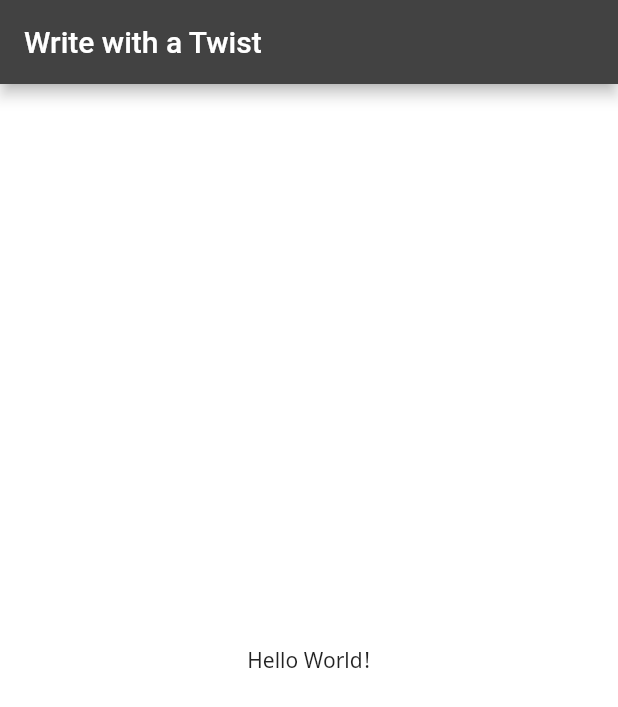
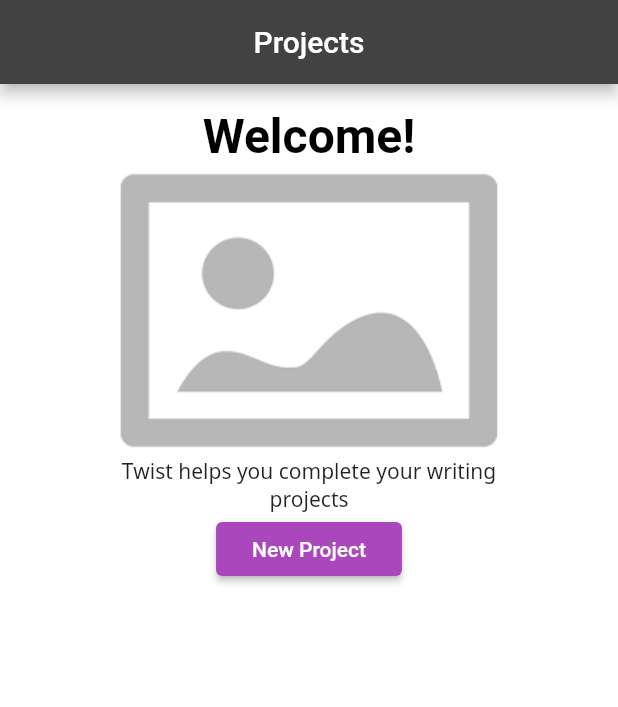
Before and after one commit to pandacorps/twist, a Flutter app: the screen it shows after launch, on a phone screen of 412 x 824 dp. Shown: the top 707 px of the screen. Run offline on Flutter 3.47's test engine with Material 2 defaults, Android fonts, the light colour scheme and no system bars.

Commit message:
feat(#11): project list zero state

```diff
--- /dev/null
+++ b/lib/constants.dart
@@ -0,0 +1,6 @@
+import 'package:flutter/material.dart';
+
+// ignore: avoid_classes_with_only_static_members
+class LayoutConstants {
+  static EdgeInsets defaultPadding = const EdgeInsets.all(16);
+}
--- a/lib/main.dart
+++ b/lib/main.dart
@@ -1,16 +1,11 @@
 import 'package:flutter/material.dart';
+import 'package:twist/screens/project_list/project_list_screen.dart';
 
 void main() {
-  runApp(MyApp());
+  runApp(TwistApp());
 }
 
-class MyApp extends StatelessWidget {
-  @override
-  Widget build(BuildContext context) {
-    return MaterialApp(
-      title: 'Twist',
-      theme: ThemeData.from(
-          colorScheme: const ColorScheme(
+const colorScheme = ColorScheme(
     primary: Color(0xff424242),
     primaryVariant: Color(0xff1b1b1b),
     secondary: Color(0xffab47bc),
@@ -23,36 +18,27 @@
     onSurface: Color(0xff000000),
     onBackground: Color(0xff000000),
     onError: Color(0xffffffff),
-              brightness: Brightness.light),
+    brightness: Brightness.light);
+
+class TwistApp extends StatelessWidget {
+  @override
+  Widget build(BuildContext context) {
+    return MaterialApp(
+        title: 'Twist',
+        theme: ThemeData.from(
+                colorScheme: colorScheme,
                 textTheme: Theme.of(context).textTheme.merge(const TextTheme(
+                    headline1:
+                        TextStyle(fontSize: 32, fontWeight: FontWeight.bold),
+                    headline2:
+                        TextStyle(fontSize: 24, fontWeight: FontWeight.bold),
                     bodyText1: TextStyle(fontFamily: 'NotoSans'),
-              bodyText2: TextStyle(fontFamily: 'NotoSans')))),
-      home: const HomePage(title: 'Write with a Twist'),
-    );
+                    bodyText2: TextStyle(fontFamily: 'NotoSans'))))
+            .copyWith(
+                buttonTheme: ButtonThemeData(
+                    buttonColor: colorScheme.secondary,
+                    textTheme: ButtonTextTheme.primary)),
+        initialRoute: '/',
+        routes: {'/': (context) => ProjectListScreen()});
   }
 }
-
-class HomePage extends StatelessWidget {
-  final String title;
-
-  const HomePage({this.title});
-
-  @override
-  Widget build(BuildContext context) {
-    return Scaffold(
-      appBar: AppBar(
-        title: Text(title),
-      ),
-      body: Center(
-        child: Column(
-          mainAxisAlignment: MainAxisAlignment.center,
-          children: const <Widget>[
-            Text(
-              'Hello World!',
-            ),
-          ],
-        ),
-      ),
-    );
-  }
-}
--- /dev/null
+++ b/lib/screens/project_list/project_list_screen.dart
@@ -0,0 +1,40 @@
+import 'package:flutter/material.dart';
+
+import '../../constants.dart';
+
+class ProjectListScreen extends StatelessWidget {
+  @override
+  Widget build(BuildContext context) {
+    final ThemeData theme = Theme.of(context);
+
+    return Scaffold(
+        appBar: AppBar(
+          title: const Text('Projects'),
+          centerTitle: true,
+        ),
+        body: Center(
+            child: Container(
+                padding: LayoutConstants.defaultPadding,
+                alignment: Alignment.center,
+                constraints: const BoxConstraints(maxWidth: 300),
+                child: Column(
+                  children: [
+                    Text('Welcome!',
+                        style: theme.textTheme.headline1
+                            .copyWith(color: theme.colorScheme.onBackground)),
+                    const Image(image: AssetImage('assets/placeholder.png')),
+                    Text(
+                      'Twist helps you complete your writing projects',
+                      style: theme.textTheme.bodyText1,
+                      textAlign: TextAlign.center,
+                    ),
+                    RaisedButton(
+                      onPressed: () {
+                        // TODO: Navigate to project create.
+                      },
+                      child: const Text('New Project'),
+                    ),
+                  ],
+                ))));
+  }
+}
--- /dev/null
+++ b/lib/screens/project_list/project_list_screen_test.dart
@@ -0,0 +1,13 @@
+import 'package:flutter/material.dart';
+import 'package:flutter_test/flutter_test.dart';
+import 'package:twist/screens/project_list/project_list_screen.dart';
+
+void main() {
+  testWidgets('Renders zero state', (WidgetTester tester) async {
+    await tester.pumpWidget(MediaQuery(
+        data: const MediaQueryData(),
+        child: MaterialApp(home: ProjectListScreen())));
+
+    expect(find.text('Welcome!'), findsOneWidget);
+  });
+}
--- a/pubspec.yaml
+++ b/pubspec.yaml
@@ -68,3 +68,6 @@
         - asset: fonts/NotoSans-BoldItalic.ttf
           weight: 700
           style: italic
+
+  assets:
+    - assets/placeholder.png
```
Also changed, not shown: .github/workflows/on_master.yaml, .github/workflows/on_push.yaml, assets/placeholder.png (added), 1 other file. Lines whose indentation alone changed are shown as unchanged.
